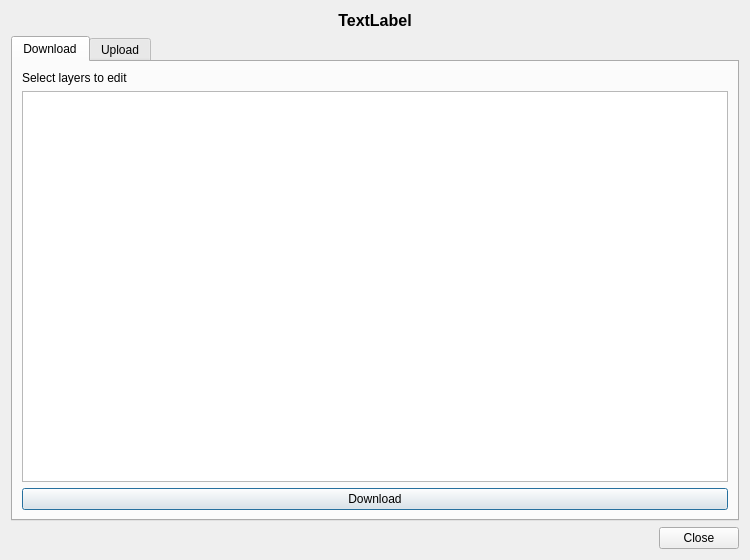
Qt form guided_offline_editing_dialog_base.ui (ygversil/qgis-guided-offline-editing) before a commit.
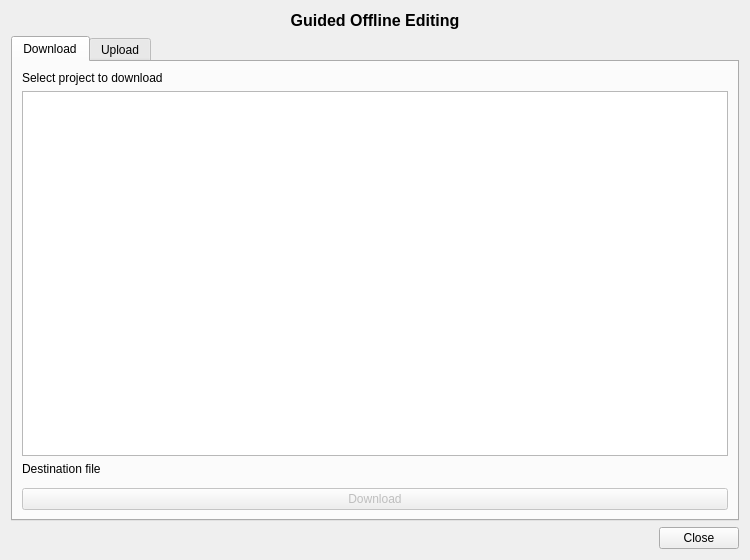
The same form after that commit. Icons and pictures are not drawn. Custom widgets are drawn as their Qt base class.

Patch:
```diff
--- a/guided_offline_editing_dialog_base.ui
+++ b/guided_offline_editing_dialog_base.ui
@@ -14,6 +14,26 @@
    <string>Guided Offline Editing Plugin</string>
   </property>
   <layout class="QGridLayout" name="gridLayout">
+   <item row="0" column="0">
+    <widget class="QLabel" name="dbTitleLabel">
+     <property name="font">
+      <font>
+       <pointsize>12</pointsize>
+       <weight>75</weight>
+       <bold>true</bold>
+      </font>
+     </property>
+     <property name="text">
+      <string>Guided Offline Editing</string>
+     </property>
+     <property name="textFormat">
+      <enum>Qt::PlainText</enum>
+     </property>
+     <property name="alignment">
+      <set>Qt::AlignCenter</set>
+     </property>
+    </widget>
+   </item>
    <item row="1" column="0">
     <widget class="QTabWidget" name="tabWidget">
      <property name="currentIndex">
@@ -31,22 +51,35 @@
        <item>
         <widget class="QLabel" name="downloadLayerLabel">
          <property name="text">
-          <string>Select layers to edit</string>
+          <string>Select project to download</string>
          </property>
         </widget>
        </item>
        <item>
-        <widget class="QTableView" name="downloadLayerTable">
-         <property name="selectionMode">
-          <enum>QAbstractItemView::MultiSelection</enum>
+        <widget class="QListView" name="pgProjectList"/>
+       </item>
+       <item>
+        <widget class="QLabel" name="pgProjectDestFileLabel">
+         <property name="text">
+          <string>Destination file</string>
          </property>
-         <property name="selectionBehavior">
-          <enum>QAbstractItemView::SelectRows</enum>
+        </widget>
+       </item>
+       <item>
+        <widget class="QgsFileWidget" name="pgProjectDestFileWidget">
+         <property name="dialogTitle">
+          <string>Select a file for projet and layers</string>
+         </property>
+         <property name="filter">
+          <string>GeoPackage (*.gpkg)</string>
          </property>
         </widget>
        </item>
        <item>
         <widget class="QPushButton" name="downloadButton">
+         <property name="enabled">
+          <bool>false</bool>
+         </property>
          <property name="text">
           <string>Download</string>
          </property>
@@ -98,28 +131,15 @@
      </property>
     </widget>
    </item>
-   <item row="0" column="0">
-    <widget class="QLabel" name="dbTitleLable">
-     <property name="font">
-      <font>
-       <pointsize>12</pointsize>
-       <weight>75</weight>
-       <bold>true</bold>
-      </font>
-     </property>
-     <property name="text">
-      <string>TextLabel</string>
-     </property>
-     <property name="textFormat">
-      <enum>Qt::PlainText</enum>
-     </property>
-     <property name="alignment">
-      <set>Qt::AlignCenter</set>
-     </property>
-    </widget>
-   </item>
   </layout>
  </widget>
+ <customwidgets>
+  <customwidget>
+   <class>QgsFileWidget</class>
+   <extends>QWidget</extends>
+   <header>qgsfilewidget.h</header>
+  </customwidget>
+ </customwidgets>
  <resources>
   <include location="resources.qrc"/>
  </resources>
```
Left out of the diff: 14 changed lines with no effect on the pictures.
